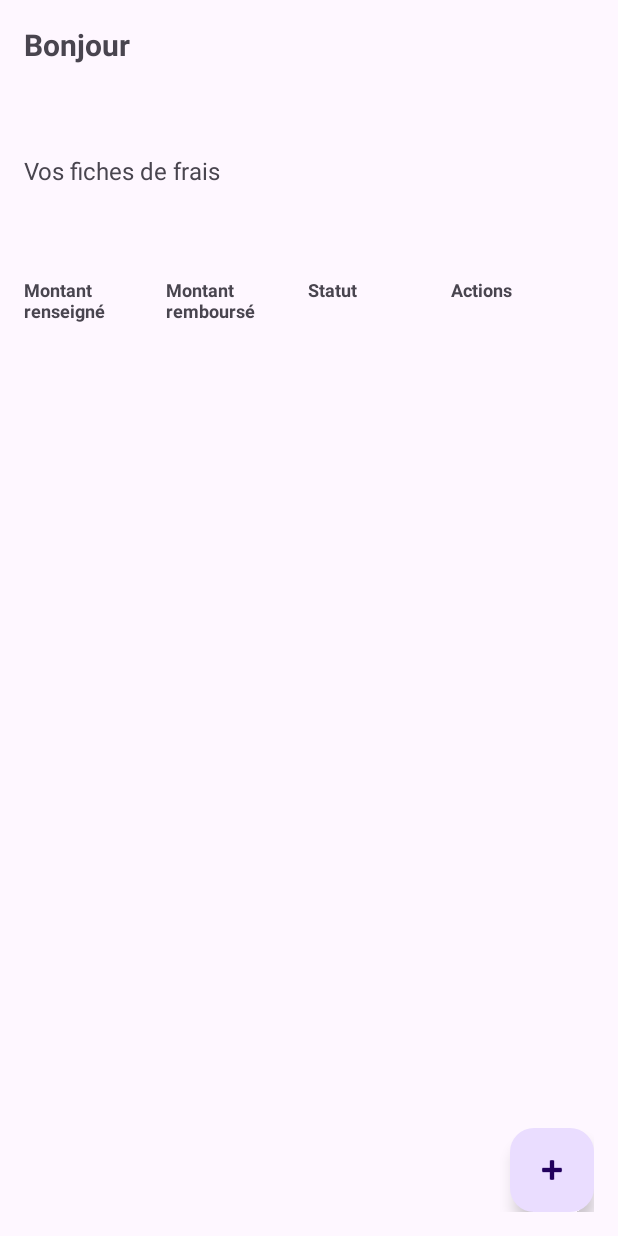
After one commit to Furrioxx/GSB_Mobile_App, an Android app: the layout activity_dashboard_visitor.xml on its own in the app's theme, with its tools: preview values and no code run, on a phone screen of 412 x 824 dp. The commit adds this screen. Run offline under Robolectric (Android 15) with nearby library versions, the phone set to English and light mode, and no system bars.

Commit message:
add new activity (add CostSheet) + add stripped array for costSheet

```diff
--- a/app/src/main/java/com/furrioxx/connexiongsb/async/Login.java
+++ b/app/src/main/java/com/furrioxx/connexiongsb/async/Login.java
@@ -6,7 +6,7 @@ import android.os.AsyncTask;
 import android.widget.TextView;
 
 import com.furrioxx.connexiongsb.R;
-import com.furrioxx.connexiongsb.activities.DashboardVisitor;
+import com.furrioxx.connexiongsb.activities.DashboardVisitorActivity;
 import com.furrioxx.connexiongsb.entity.User;
 import com.furrioxx.connexiongsb.utils.NetworkUtils;
 
@@ -68,7 +68,7 @@ public class Login extends AsyncTask<String, Void, String> {
 
                 if(user.getStatut() == User.Role.VISITEUR){
                     //redirection vers activity DashboardVisiteur
-                    Intent intent = new Intent(context, DashboardVisitor.class);
+                    Intent intent = new Intent(context, DashboardVisitorActivity.class);
                     intent.putExtra("user", user);
                     context.startActivity(intent);
                 } else if (user.getStatut() == User.Role.COMPTABLE) {
--- a/app/src/main/java/com/furrioxx/connexiongsb/utils/NetworkUtils.java
+++ b/app/src/main/java/com/furrioxx/connexiongsb/utils/NetworkUtils.java
@@ -22,7 +22,7 @@ public class NetworkUtils {
 
         try{
             Uri builtURI = Uri.parse(BASE_URL).buildUpon()
-                    .appendPath("login.php")
+                    .appendPath("login")
                     .build();
             URL requestURL = new URL(builtURI.toString());
 
@@ -80,7 +80,7 @@ public class NetworkUtils {
 
         try{
             Uri builtURI = Uri.parse(BASE_URL).buildUpon()
-                    .appendPath("getCostSheet.php")
+                    .appendPath("getCostSheet")
                     .build();
             URL requestURL = new URL(builtURI.toString());
 
--- /dev/null
+++ b/app/src/main/res/layout/activity_dashboard_visitor.xml
@@ -0,0 +1,101 @@
+<?xml version="1.0" encoding="utf-8"?>
+<androidx.constraintlayout.widget.ConstraintLayout
+    xmlns:android="http://schemas.android.com/apk/res/android"
+    xmlns:tools="http://schemas.android.com/tools"
+    xmlns:app="http://schemas.android.com/apk/res-auto"
+    android:layout_width="match_parent"
+    android:layout_height="match_parent"
+    android:layout_margin="16dp"
+    tools:context=".activities.DashboardVisitorActivity">
+
+  <TextView
+      android:id="@+id/titleNameDashboard"
+      android:layout_width="match_parent"
+      android:layout_height="wrap_content"
+      android:text="@string/base_title_name_dashboard"
+      android:textSize="20sp"
+      android:textStyle="bold"
+      app:layout_constraintStart_toStartOf="parent"
+      app:layout_constraintTop_toTopOf="parent" />
+
+  <LinearLayout
+      android:id="@+id/linearLayoutCostSheet"
+      android:layout_width="match_parent"
+      android:layout_height="wrap_content"
+      android:orientation="vertical"
+      app:layout_constraintBottom_toBottomOf="parent"
+      app:layout_constraintEnd_toEndOf="parent"
+      app:layout_constraintHorizontal_bias="0.0"
+      app:layout_constraintStart_toStartOf="parent"
+      app:layout_constraintTop_toBottomOf="@+id/textView3"
+      app:layout_constraintVertical_bias="0.092">
+
+    <LinearLayout
+        android:layout_width="match_parent"
+        android:layout_height="wrap_content"
+        android:orientation="horizontal">
+
+      <TextView
+          android:id="@+id/textView4"
+          android:layout_width="0dp"
+          android:layout_height="wrap_content"
+          android:layout_weight="1"
+          android:text="@string/title_montant_total"
+          android:textAlignment="textStart"
+          android:textSize="12sp"
+          android:textStyle="bold" />
+
+      <TextView
+          android:id="@+id/textView5"
+          android:layout_width="0dp"
+          android:layout_height="wrap_content"
+          android:layout_weight="1"
+          android:text="@string/title_refund_total"
+          android:textAlignment="textStart"
+          android:textSize="12sp"
+          android:textStyle="bold" />
+
+      <TextView
+          android:id="@+id/textView6"
+          android:layout_width="0dp"
+          android:layout_height="wrap_content"
+          android:layout_weight="1"
+          android:text="@string/title_statut"
+          android:textAlignment="textStart"
+          android:textSize="12sp"
+          android:textStyle="bold" />
+
+      <TextView
+          android:id="@+id/textView7"
+          android:layout_width="0dp"
+          android:layout_height="wrap_content"
+          android:layout_weight="1"
+          android:text="@string/title_action"
+          android:textSize="12sp"
+          android:textStyle="bold" />
+    </LinearLayout>
+  </LinearLayout>
+
+  <TextView
+      android:id="@+id/textView3"
+      android:layout_width="match_parent"
+      android:layout_height="wrap_content"
+      android:text="@string/title_your_cost_sheet"
+      android:textSize="16sp"
+      app:layout_constraintBottom_toBottomOf="parent"
+      app:layout_constraintEnd_toEndOf="parent"
+      app:layout_constraintHorizontal_bias="0.0"
+      app:layout_constraintStart_toStartOf="parent"
+      app:layout_constraintTop_toBottomOf="@+id/titleNameDashboard"
+      app:layout_constraintVertical_bias="0.08" />
+
+  <com.google.android.material.floatingactionbutton.FloatingActionButton
+      android:id="@+id/addCostSheetButton"
+      android:layout_width="wrap_content"
+      android:layout_height="wrap_content"
+      android:clickable="true"
+      app:layout_constraintBottom_toBottomOf="parent"
+      app:layout_constraintEnd_toEndOf="parent"
+      app:srcCompat="@android:drawable/ic_input_add" />
+
+</androidx.constraintlayout.widget.ConstraintLayout>
--- a/app/src/main/res/layout/activity_main.xml
+++ b/app/src/main/res/layout/activity_main.xml
@@ -70,8 +70,7 @@
         app:layout_constraintEnd_toEndOf="parent"
         app:layout_constraintHorizontal_bias="0.497"
         app:layout_constraintStart_toStartOf="parent"
-        app:layout_constraintTop_toBottomOf="@+id/errorLoginTextView"
-        app:layout_constraintVertical_bias="0.704" />
+        app:layout_constraintTop_toBottomOf="@+id/errorLoginTextView" />
 
     <TextView
         android:id="@+id/errorLoginTextView"
--- a/app/src/main/res/values/strings.xml
+++ b/app/src/main/res/values/strings.xml
@@ -6,4 +6,9 @@
     <string name="login_btn">Se Connecter</string>
     <string name="error_login_message">Votre identifiant ou votre mot de passe est incorrect</string>
     <string name="base_title_name_dashboard">Bonjour</string>
+    <string name="title_your_cost_sheet">Vos fiches de frais</string>
+    <string name="title_montant_total">Montant renseigné</string>
+    <string name="title_refund_total">Montant remboursé</string>
+    <string name="title_statut">Statut</string>
+    <string name="title_action">Actions</string>
 </resources>
```
Also changed, not shown: app/src/main/AndroidManifest.xml (+8 -4 lines), app/src/main/java/com/furrioxx/connexiongsb/activities/DashboardVisitorActivity.java (renamed from app/src/main/java/com/furrioxx/connexiongsb/activities/DashboardVisitor.java, +17 -3 lines), app/src/main/java/com/furrioxx/connexiongsb/activities/addCostSheetActivity.java (added, +29 -0 lines), app/src/main/java/com/furrioxx/connexiongsb/async/GetCostSheet.java (+14 -5 lines), app/src/main/res/layout/activity_add_cost_sheet.xml (added, +9 -0 lines), app/src/main/res/layout/activity_dashboard.xml (deleted, +0 -33 lines), app/src/main/res/drawable/logo.png (added).
